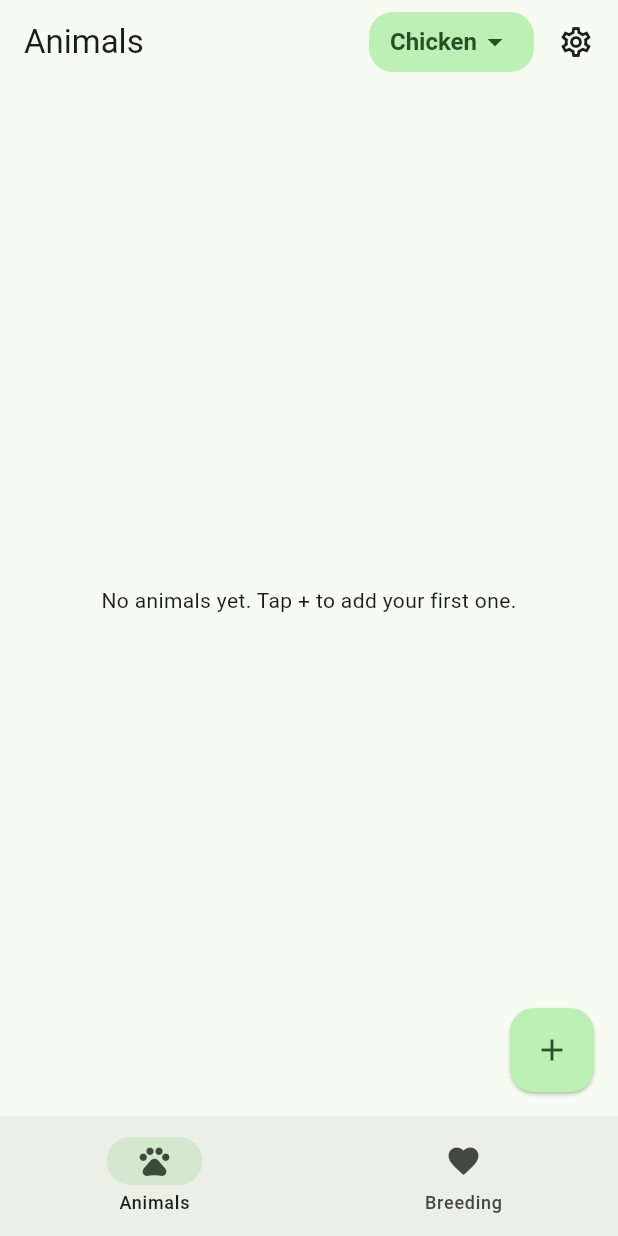
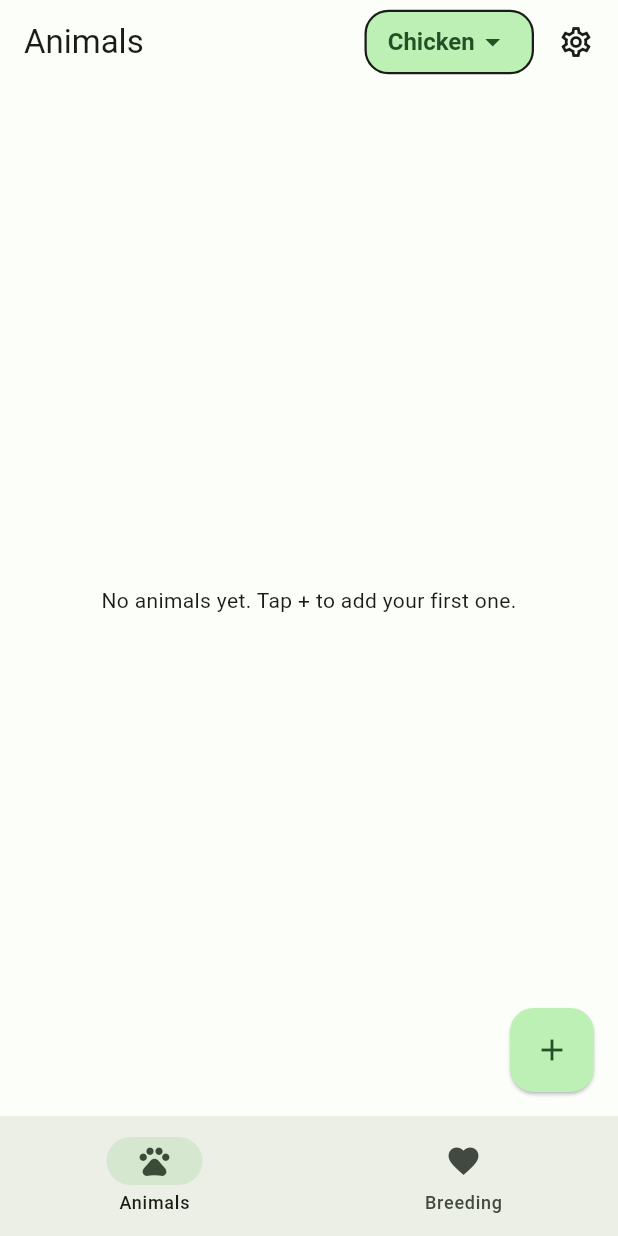
Before and after one commit to jaredkees04-png/genetics-app, a Flutter app: the screen it shows after launch, on a phone screen of 412 x 824 dp. Run offline on Flutter 3.47's test engine with Material 3 defaults, Android fonts, the phone set to English and light mode, and no system bars; our stand-ins replace drift, drift_flutter, flutter_riverpod, shared_preferences; accounts and stored records are empty; generated files the repository leaves out were written again.

Commit message:
Brighten light-mode background and add border to species selector (#11)
Blends the light-mode scaffold/app-bar background toward white (dark
mode untouched) so it reads less dim while staying softer than the
accent-colored buttons, and adds a theme-adaptive border around the
species selector pill to match the outlined look requested for it.


Claude-Session: https://claude.ai/code/session_01E8jGzK9zWcUUfrBYAyyt6q

Co-authored-by: Claude <noreply@anthropic.com>

```diff
--- a/lib/features/home/species_selector.dart
+++ b/lib/features/home/species_selector.dart
@@ -26,6 +26,7 @@ class SpeciesSelector extends ConsumerWidget {
           decoration: BoxDecoration(
             color: colorScheme.primaryContainer,
             borderRadius: BorderRadius.circular(16),
+            border: Border.all(color: colorScheme.onSurface, width: 1.5),
           ),
           child: DropdownButtonHideUnderline(
             child: DropdownButton<String>(
```
Also changed, not shown: lib/app/theme.dart (+13 -2 lines).
